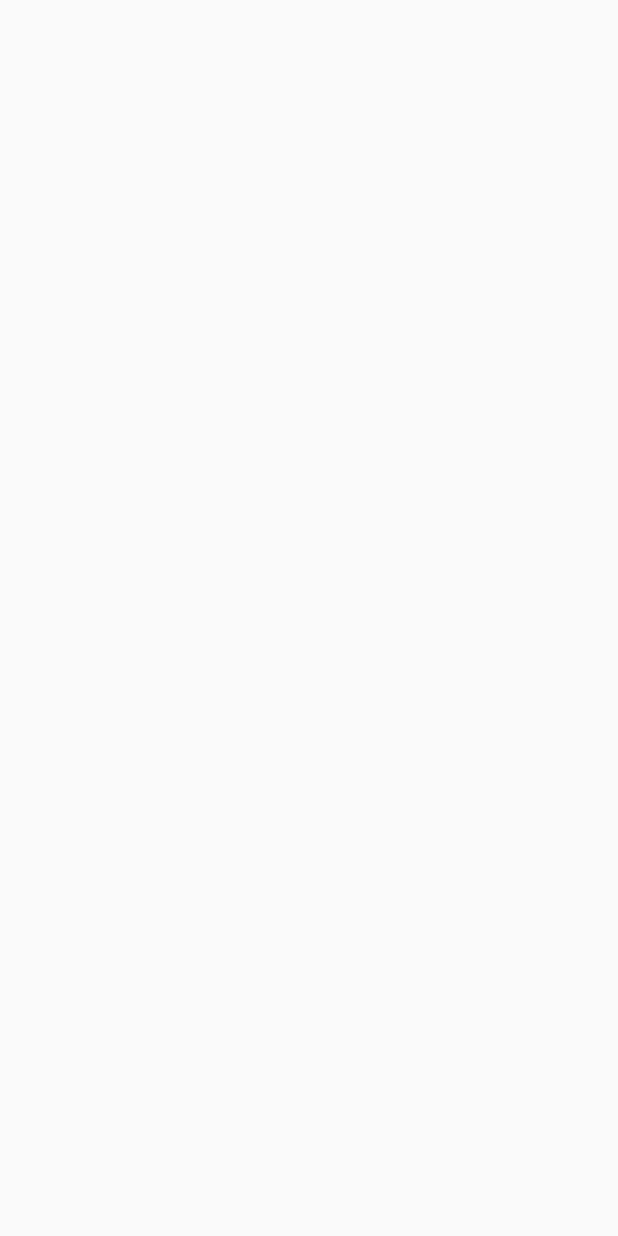
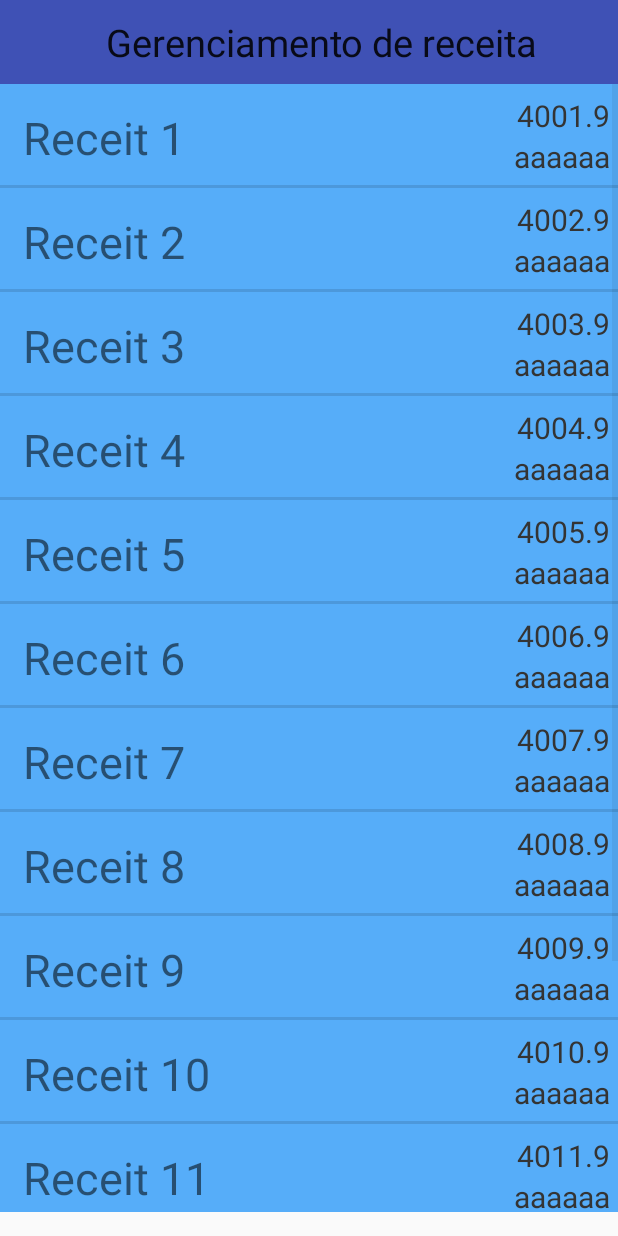
Before and after one commit to cassuci/equipe_rocket, an Android app: the ReceitaController screen opened directly, with no data from a screen before it, on a phone screen of 412 x 824 dp. Before the commit the screen is empty. Run offline under Robolectric (Android 15) with nearby library versions, the phone set to English and light mode, and no system bars.

```diff
--- /dev/null
+++ b/app/src/main/java/com/draft/rckt/equiperocket/Database/DatabaseController.java
@@ -0,0 +1,73 @@
+package com.draft.rckt.equiperocket.Database;
+
+import android.content.ContentValues;
+import android.content.Context;
+import android.database.Cursor;
+import android.database.sqlite.SQLiteDatabase;
+
+import com.draft.rckt.equiperocket.Receita.Receita;
+
+import java.util.ArrayList;
+import java.util.Date;
+
+/**
+ * Created by ivanlucas on 12/06/16.
+ */
+public class DatabaseController {
+    private static DatabaseHelper dbHelper = null;
+
+    public DatabaseController(Context context) {
+        if (dbHelper == null)
+            dbHelper = new DatabaseHelper(context);
+    }
+
+    public void addItem(String tabela, String user_id, String receita_id, String titulo, String desc, float valor, String tipo, Date data) {
+        SQLiteDatabase db = dbHelper.getWritableDatabase();
+
+        ContentValues contentValues = new ContentValues();
+
+        contentValues.put("receita_id", receita_id);
+        contentValues.put("user_id", user_id);
+        contentValues.put("titulo", titulo);
+        contentValues.put("descricao", desc);
+        contentValues.put("valor", valor);
+        contentValues.put("tipo", tipo);
+        //TODO: descobrir como inclue data do BD
+        //contentValues.put("data", data);
+
+        db.insert(tabela, null, contentValues);
+
+    }
+
+    public ArrayList<Receita> getAllItens(String tabela){
+
+        String query_get = "select * FROM " + tabela;
+        //   +" where receita_id = 1 OR receita_id = 5";
+        SQLiteDatabase db = dbHelper.getReadableDatabase();
+        Cursor cursor = db.rawQuery(query_get, null);
+        ArrayList<Receita> array = null;
+
+        int i = 0;
+
+        if (cursor != null && cursor.moveToFirst())
+        {
+            array = new ArrayList<Receita>();
+            do {
+                Receita receita = new Receita();
+                receita.receita_id = cursor.getString(0);
+                receita.user_id = cursor.getString(1);
+                receita.titulo = cursor.getString(2);
+                receita.desc = cursor.getString(3);
+                receita.valor = cursor.getFloat(4);
+                receita.tipo = cursor.getString(5);
+                //TODO: descobrir como pega data do BD
+                array.add(receita);
+
+            } while (cursor.moveToNext());
+        }
+
+        return array;
+    }
+
+
+}
--- /dev/null
+++ b/app/src/main/java/com/draft/rckt/equiperocket/Receita/CustomListAdapter.java
@@ -0,0 +1,72 @@
+package com.draft.rckt.equiperocket.Receita;
+
+import android.content.Context;
+import android.view.LayoutInflater;
+import android.view.View;
+import android.view.ViewGroup;
+import android.widget.BaseAdapter;
+import android.widget.TextView;
+
+import com.draft.rckt.equiperocket.R;
+
+import java.util.ArrayList;
+
+/**
+ * Created by ivanlucas on 12/06/16.
+ */
+
+public class CustomListAdapter extends BaseAdapter {
+
+    private ArrayList<Receita> arrayReceita;
+    private LayoutInflater layoutInflater;
+
+    public CustomListAdapter(Context aContext, ArrayList<Receita> arrayReceita) {
+        this.arrayReceita = arrayReceita;
+        layoutInflater = LayoutInflater.from(aContext);
+    }
+
+    @Override
+    public View getView(int position, View convertView, ViewGroup parent) {
+
+        MyView view;
+        if (convertView == null) {
+            convertView = layoutInflater.inflate(R.layout.listview_row_layout, null);
+            view = new MyView();
+            view.titulo = (TextView) convertView.findViewById(R.id.titulo_id);
+            view.valor = (TextView) convertView.findViewById(R.id.valor_id);
+            view.data = (TextView) convertView.findViewById(R.id.data_id);
+            convertView.setTag(view);
+        } else {
+            view = (MyView) convertView.getTag();
+        }
+
+        Receita rec = arrayReceita.get(position);
+        view.titulo.setText(rec.titulo);
+        view.data.setText("aaaaaa");
+        view.valor.setText(String.valueOf(rec.valor));
+        return convertView;
+    }
+
+    static class MyView {
+        TextView titulo;
+        TextView valor;
+        TextView data;
+    }
+
+
+    @Override
+    public int getCount() {
+        return arrayReceita.size();
+    }
+
+    @Override
+    public Object getItem(int position) {
+        return arrayReceita.get(position);
+    }
+
+    @Override
+    public long getItemId(int position) {
+        return position;
+    }
+
+}
--- /dev/null
+++ b/app/src/main/java/com/draft/rckt/equiperocket/Receita/Receita.java
@@ -0,0 +1,21 @@
+package com.draft.rckt.equiperocket.Receita;
+
+import java.io.Serializable;
+import java.util.Date;
+
+/**
+ * Created by ivanlucas on 12/06/16.
+ */
+public class Receita implements Serializable {
+
+    public Receita() {}
+
+    public String user_id;
+    public String receita_id;
+    public String titulo;
+    public String tipo;
+    public String desc;
+    public float valor;
+    public Date data;
+
+}
--- a/app/src/main/java/com/draft/rckt/equiperocket/Receita/ReceitaController.java
+++ b/app/src/main/java/com/draft/rckt/equiperocket/Receita/ReceitaController.java
@@ -1,31 +1,94 @@
 package com.draft.rckt.equiperocket.Receita;
 
+import android.content.Intent;
 import android.database.sqlite.SQLiteDatabase;
 import android.support.v7.app.AppCompatActivity;
 import android.os.Bundle;
+import android.support.v7.widget.Toolbar;
+import android.view.MenuItem;
+import android.view.View;
+import android.widget.AdapterView;
+import android.widget.ArrayAdapter;
+import android.widget.ListView;
+import android.widget.TextView;
 
 import com.draft.rckt.equiperocket.Database.DatabaseContract;
+import com.draft.rckt.equiperocket.Database.DatabaseController;
 import com.draft.rckt.equiperocket.Database.DatabaseHelper;
 import com.draft.rckt.equiperocket.R;
 
+import java.util.ArrayList;
+import java.util.Date;
+
 public class ReceitaController extends AppCompatActivity {
 
-    private DatabaseHelper mDbHelper;
-    private SQLiteDatabase db;
+    private Toolbar toolbar;
+    private TextView textToolbar;
+    private ListView listView;
+    private ArrayList<Receita> array;
 
     @Override
     protected void onCreate(Bundle savedInstanceState) {
         super.onCreate(savedInstanceState);
+        setContentView(R.layout.activity_receita_controller);
 
-        mDbHelper = new DatabaseHelper(this.getApplicationContext());
-        db = mDbHelper.getReadableDatabase(); // ganha acesso a database
+        toolbar = (Toolbar) findViewById(R.id.tb_gerenciador_id);
+        //setSupportActionBar(toolbar);
+        //getSupportActionBar().setDisplayHomeAsUpEnabled(true);
 
-        //Ivan
-        //TODO:  implementar leitura das receitas
+        textToolbar = (TextView) findViewById(R.id.textToolbar_id);
+        textToolbar.setText("Gerenciamento de receita");
 
-        db.close(); // libera database
+        listView = (ListView) findViewById(R.id.listView_id);
 
-        setContentView(R.layout.activity_receita_controller);
+        listView.setOnItemClickListener(new AdapterView.OnItemClickListener() {
+            @Override
+            public void onItemClick(AdapterView<?> parent, View view, int position, long id) {
+                showReceita(position);
+            }
+        });
+
+        preencherListViewTeste();
+
+        listView.setAdapter(new CustomListAdapter(this, array));
+
     }
 
+    private void preencherListViewTeste() {
+        array = new ArrayList<Receita>();
+
+        DatabaseController db = new DatabaseController(this);
+
+        int i;
+        for (i = 1; i < 15; i++)
+        {
+            Receita rec = new Receita();
+            rec.user_id = "user_id " + i;
+            rec.receita_id = "receita_id" + i;
+            rec.titulo = "Receit " + i;
+            rec.desc = "aaaaaaa bbbbbb    ccccccc " + i;
+            rec.tipo = "qualquer uma";
+            rec.valor = (float) 4000.90 + i;
+            array.add(rec);
+        }
+
+        // array = db.getAllItens("receita");
+
+    }
+
+    public boolean onOptionsItemSelected(MenuItem item) {
+        finish();
+        return true;
+    }
+
+
+    public void showReceita(int pos) {
+
+//        Intent it = new Intent(this, DetalhesReceita.class);
+//        Receita receita = array.get(pos);
+//        it.putExtra("receita", receita);
+//
+//        startActivity(it);
+
+    }
 }
--- a/app/src/main/res/layout/activity_receita_controller.xml
+++ b/app/src/main/res/layout/activity_receita_controller.xml
@@ -4,9 +4,41 @@
     android:layout_width="match_parent"
     android:layout_height="match_parent"
     android:paddingBottom="@dimen/activity_vertical_margin"
-    android:paddingLeft="@dimen/activity_horizontal_margin"
-    android:paddingRight="@dimen/activity_horizontal_margin"
-    android:paddingTop="@dimen/activity_vertical_margin"
-    tools:context="com.draft.rckt.equiperocket.Receita.ReceitaController">
+    android:paddingLeft="0dp"
+    android:paddingRight="0dp"
+    android:paddingTop="0dp"
+    tools:context=".Receita.ReceitaController">
 
+    <include
+        android:id="@+id/tb_gerenciador_id"
+        layout="@layout/toolbar_gerenciador"/>
+
+    <LinearLayout
+        android:orientation="horizontal"
+        android:layout_width="fill_parent"
+        android:layout_height="fill_parent"
+        android:layout_below="@+id/tb_gerenciador_id"
+        android:layout_centerHorizontal="true"
+        android:layout_marginTop="0dp"
+        android:layout_marginLeft="0dp"
+        android:layout_margin="0dp"
+        android:layout_marginRight="0dp"
+        android:gravity="center_horizontal"
+        android:layout_marginBottom="0dp">
+
+        <ListView
+            android:layout_width="fill_parent"
+            android:layout_height="wrap_content"
+            android:id="@+id/listView_id"
+            android:layout_gravity="center_vertical"
+            android:layout_weight="1"
+            android:choiceMode="singleChoice"
+            android:background="#56adf9"
+            android:textFilterEnabled="true"
+            android:touchscreenBlocksFocus="true"
+            android:layout_centerHorizontal="true"
+            android:dividerHeight="2dp">
+        </ListView>
+
+    </LinearLayout>
 </RelativeLayout>
--- /dev/null
+++ b/app/src/main/res/layout/listview_row_layout.xml
@@ -0,0 +1,34 @@
+<?xml version="1.0" encoding="utf-8"?>
+<RelativeLayout xmlns:android="http://schemas.android.com/apk/res/android"
+    android:layout_width="fill_parent"
+    android:layout_height="wrap_content"
+    android:orientation="horizontal"
+    android:padding="5dip"
+    android:gravity="center_vertical">
+
+    <TextView
+        android:id="@+id/titulo_id"
+        android:layout_width="wrap_content"
+        android:layout_height="wrap_content"
+        android:textSize="30sp"
+        android:layout_marginTop="10dip"
+        android:layout_marginLeft="10dip" />
+
+    <TextView
+        android:id="@+id/valor_id"
+        android:layout_width="wrap_content"
+        android:layout_height="wrap_content"
+        android:layout_alignParentRight="true"
+        android:layout_marginTop="2dip"
+        android:textColor="#343434"
+        android:textSize="20sp" />
+    <TextView
+        android:id="@+id/data_id"
+        android:layout_width="wrap_content"
+        android:layout_height="wrap_content"
+        android:layout_below="@+id/valor_id"
+        android:textColor="#343434"
+        android:layout_alignParentRight="true"
+        android:textSize="20sp" />
+
+</RelativeLayout>
--- /dev/null
+++ b/app/src/main/res/layout/toolbar_gerenciador.xml
@@ -0,0 +1,18 @@
+<android.support.v7.widget.Toolbar xmlns:android="http://schemas.android.com/apk/res/android"
+    android:id="@+id/tb_gerenciador_id"
+    android:layout_height="?attr/actionBarSize"
+    android:layout_width="match_parent"
+    android:layout_alignParentLeft="true"
+    android:minHeight="?attr/actionBarSize"
+    android:background="?attr/colorPrimary">
+
+    <TextView
+        android:id="@+id/textToolbar_id"
+        android:layout_width="match_parent"
+        android:layout_height="match_parent"
+        android:gravity="center"
+        android:textSize="25dp"
+        android:textAppearance="@style/TextAppearance.AppCompat"
+        />
+
+</android.support.v7.widget.Toolbar>
```
Also changed, not shown: 2 other files.
